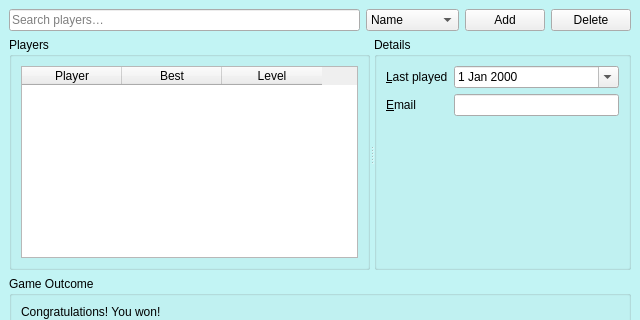
Above: ui/main_portrait.ui from brownidj/angrygranny before the change; both pictures show x 0 to 640 and y 0 to 320 of the 640 by 1280 pixel window. Below: the same form after it.
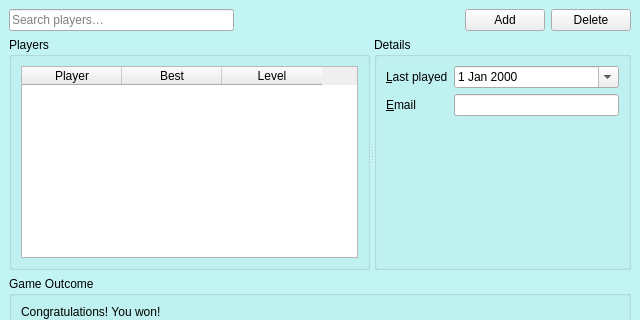
That is the form after the change.

Diff of the .ui file:
```diff
--- a/ui/main_portrait.ui
+++ b/ui/main_portrait.ui
@@ -28,28 +28,17 @@
                         </widget>
                     </item>
                     <item>
-                        <widget class="QComboBox" name="comboSort">
-                            <item>
-                                <property name="text">
-                                    <string>Name</string>
-                                </property>
-                            </item>
-                            <item>
-                                <property name="text">
-                                    <string>Level</string>
-                                </property>
-                            </item>
-                            <item>
-                                <property name="text">
-                                    <string>Last Played</string>
-                                </property>
-                            </item>
-                            <item>
-                                <property name="text">
-                                    <string>High Score</string>
-                                </property>
-                            </item>
-                        </widget>
+                        <spacer name="searchAddSpacer">
+                            <property name="orientation">
+                                <enum>Qt::Horizontal</enum>
+                            </property>
+                            <property name="sizeHint" stdset="0">
+                                <size>
+                                    <width>20</width>
+                                    <height>20</height>
+                                </size>
+                            </property>
+                        </spacer>
                     </item>
                     <item>
                         <widget class="QPushButton" name="btnAdd">
```
Left out of the diff: 3 changed lines with no effect on the pictures.
